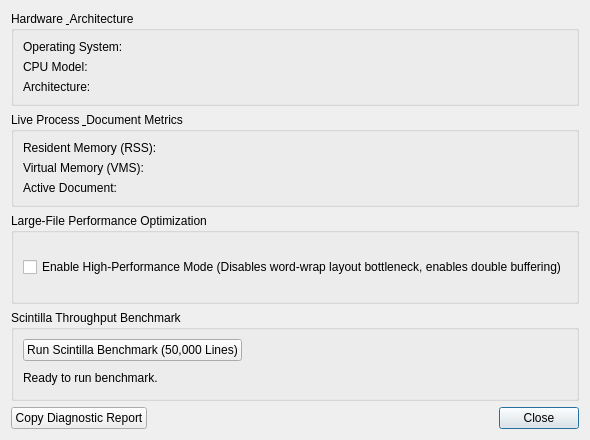
alsyundawy/NoteSciPad, file src/dialogs/PerformanceDiagnosticsDialog.ui: the form before one commit.
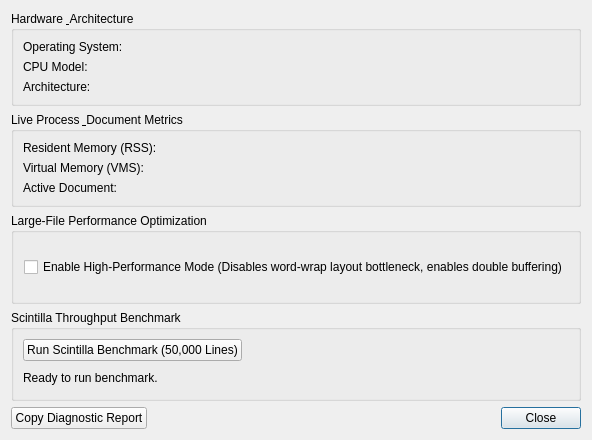
The form after the commit.

```diff
--- a/src/dialogs/PerformanceDiagnosticsDialog.ui
+++ b/src/dialogs/PerformanceDiagnosticsDialog.ui
@@ -114,6 +114,21 @@
       <string>Large-File Performance Optimization</string>
      </property>
      <layout class="QVBoxLayout" name="verticalLayout_2">
+      <property name="spacing">
+       <number>8</number>
+      </property>
+      <property name="leftMargin">
+       <number>10</number>
+      </property>
+      <property name="topMargin">
+       <number>8</number>
+      </property>
+      <property name="rightMargin">
+       <number>10</number>
+      </property>
+      <property name="bottomMargin">
+       <number>8</number>
+      </property>
       <item>
        <widget class="QCheckBox" name="chkHighPerf">
         <property name="text">
```
